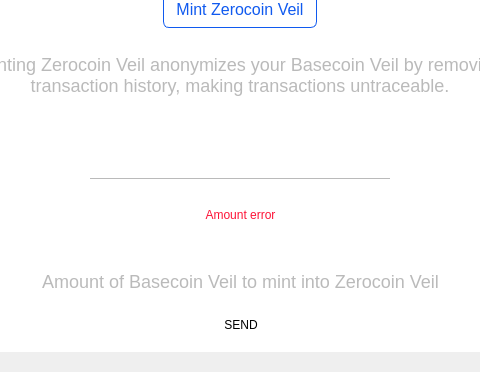
Before: the Qt Designer form src/qt/veil/forms/settingsminting.ui in Veil-Project/veil, drawn with Qt 5; both pictures show x 483 to 963 and y 228 to 600 of the 1100 by 600 pixel window.
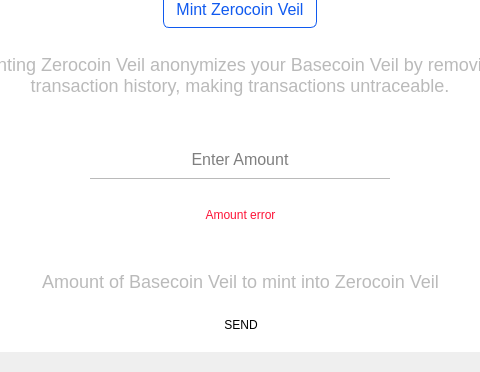
After: the same form once the commit is applied. Icons and pictures are not drawn.

Patch:
```diff
--- a/src/qt/veil/forms/settingsminting.ui
+++ b/src/qt/veil/forms/settingsminting.ui
@@ -706,6 +706,9 @@
               <property name="alignment">
                <set>Qt::AlignCenter</set>
               </property>
+              <property name="placeholderText">
+               <string>Enter Amount</string>
+              </property>
              </widget>
             </item>
             <item>
```
